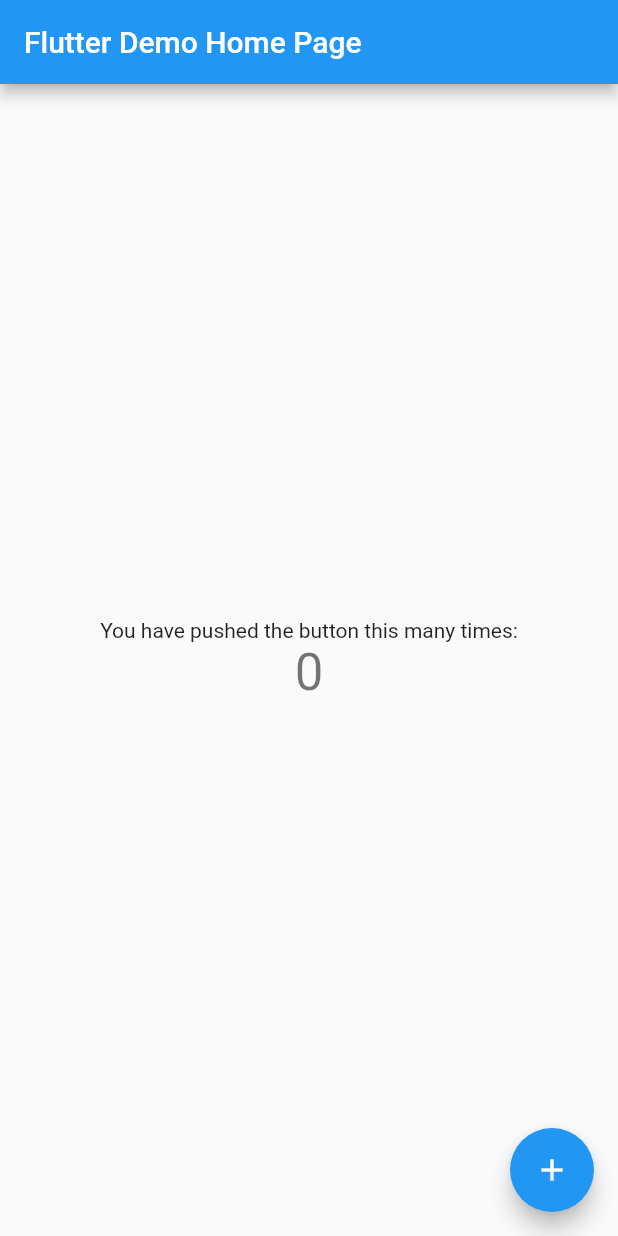
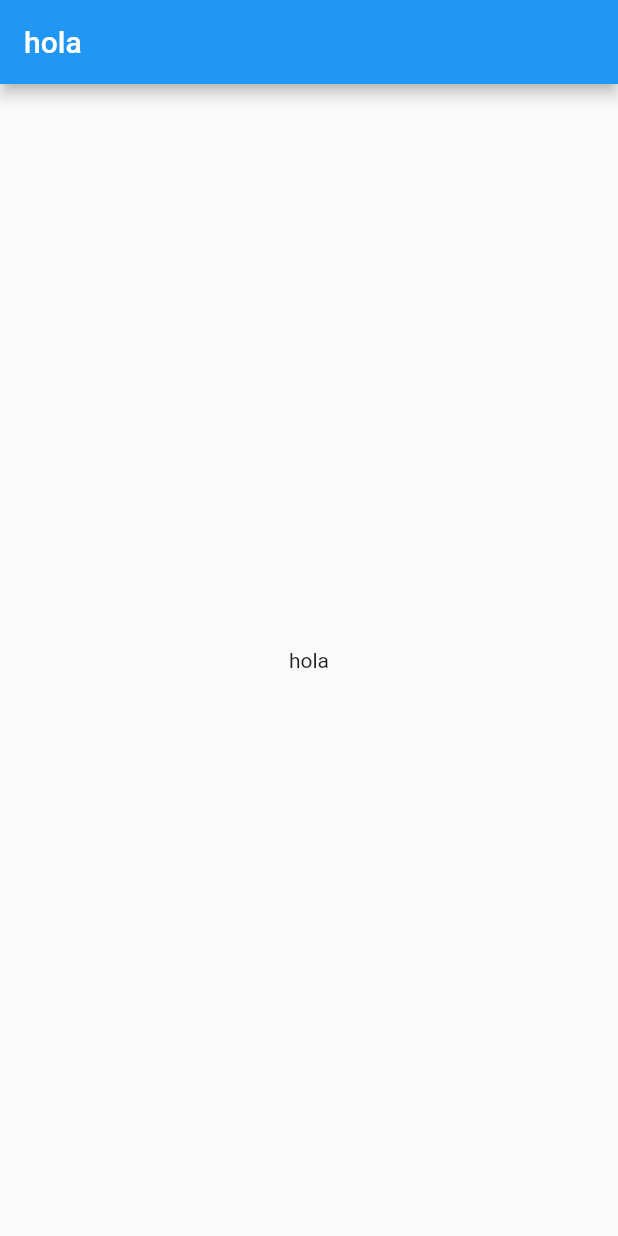
Before and after one commit to Canarygo1/examen_flutter_alejandrocruz, a Flutter app: the screen it shows after launch, on a phone screen of 412 x 824 dp. Run offline on Flutter 3.47's test engine with Material 2 defaults, Android fonts, the phone set to English and light mode, and no system bars.

Commit message:
proyecto inicial

```diff
--- /dev/null
+++ b/lib/data/remote/remote_repository.dart
@@ -0,0 +1,5 @@
+import 'package:examen_flutter_alejandrocruz/data/model/Question.dart';
+
+abstract class RemoteRepository{
+  Future<List<Question>> getQuestions(){}
+}
--- /dev/null
+++ b/lib/home_ui/home_presenter.dart
@@ -0,0 +1,9 @@
+class HomePresenter {
+  HomeView _view;
+
+  HomePresenter(this._view);
+}
+
+abstract class HomeView {
+
+}
--- /dev/null
+++ b/lib/home_ui/home_screen.dart
@@ -0,0 +1,25 @@
+import 'package:examen_flutter_alejandrocruz/home_ui/home_presenter.dart';
+import 'package:flutter/material.dart';
+
+class HomeScreen extends StatefulWidget {
+  @override
+  _HomeScreenState createState() => _HomeScreenState();
+}
+
+class _HomeScreenState extends State<HomeScreen> implements HomeView{
+  HomePresenter homePresenter;
+  @override
+  void initState() {
+    homePresenter = HomePresenter(this);
+    super.initState();
+  }
+  @override
+  Widget build(BuildContext context) {
+    return Scaffold(
+      appBar: AppBar(
+        title: Text("hola"),
+      ),
+      body: Center(child: Text("hola")),
+    );
+  }
+}
--- a/lib/main.dart
+++ b/lib/main.dart
@@ -1,111 +1,17 @@
 import 'package:flutter/material.dart';
+import 'home_ui/home_screen.dart';
 
 void main() => runApp(MyApp());
 
 class MyApp extends StatelessWidget {
-  // This widget is the root of your application.
   @override
   Widget build(BuildContext context) {
     return MaterialApp(
       title: 'Flutter Demo',
       theme: ThemeData(
-        // This is the theme of your application.
-        //
-        // Try running your application with "flutter run". You'll see the
-        // application has a blue toolbar. Then, without quitting the app, try
-        // changing the primarySwatch below to Colors.green and then invoke
-        // "hot reload" (press "r" in the console where you ran "flutter run",
-        // or simply save your changes to "hot reload" in a Flutter IDE).
-        // Notice that the counter didn't reset back to zero; the application
-        // is not restarted.
         primarySwatch: Colors.blue,
       ),
-      home: MyHomePage(title: 'Flutter Demo Home Page'),
+      home: HomeScreen(),
     );
   }
 }
-
-class MyHomePage extends StatefulWidget {
-  MyHomePage({Key key, this.title}) : super(key: key);
-
-  // This widget is the home page of your application. It is stateful, meaning
-  // that it has a State object (defined below) that contains fields that affect
-  // how it looks.
-
-  // This class is the configuration for the state. It holds the values (in this
-  // case the title) provided by the parent (in this case the App widget) and
-  // used by the build method of the State. Fields in a Widget subclass are
-  // always marked "final".
-
-  final String title;
-
-  @override
-  _MyHomePageState createState() => _MyHomePageState();
-}
-
-class _MyHomePageState extends State<MyHomePage> {
-  int _counter = 0;
-
-  void _incrementCounter() {
-    setState(() {
-      // This call to setState tells the Flutter framework that something has
-      // changed in this State, which causes it to rerun the build method below
-      // so that the display can reflect the updated values. If we changed
-      // _counter without calling setState(), then the build method would not be
-      // called again, and so nothing would appear to happen.
-      _counter++;
-    });
-  }
-
-  @override
-  Widget build(BuildContext context) {
-    // This method is rerun every time setState is called, for instance as done
-    // by the _incrementCounter method above.
-    //
-    // The Flutter framework has been optimized to make rerunning build methods
-    // fast, so that you can just rebuild anything that needs updating rather
-    // than having to individually change instances of widgets.
-    return Scaffold(
-      appBar: AppBar(
-        // Here we take the value from the MyHomePage object that was created by
-        // the App.build method, and use it to set our appbar title.
-        title: Text(widget.title),
-      ),
-      body: Center(
-        // Center is a layout widget. It takes a single child and positions it
-        // in the middle of the parent.
-        child: Column(
-          // Column is also a layout widget. It takes a list of children and
-          // arranges them vertically. By default, it sizes itself to fit its
-          // children horizontally, and tries to be as tall as its parent.
-          //
-          // Invoke "debug painting" (press "p" in the console, choose the
-          // "Toggle Debug Paint" action from the Flutter Inspector in Android
-          // Studio, or the "Toggle Debug Paint" command in Visual Studio Code)
-          // to see the wireframe for each widget.
-          //
-          // Column has various properties to control how it sizes itself and
-          // how it positions its children. Here we use mainAxisAlignment to
-          // center the children vertically; the main axis here is the vertical
-          // axis because Columns are vertical (the cross axis would be
-          // horizontal).
-          mainAxisAlignment: MainAxisAlignment.center,
-          children: <Widget>[
-            Text(
-              'You have pushed the button this many times:',
-            ),
-            Text(
-              '$_counter',
-              style: Theme.of(context).textTheme.display1,
-            ),
-          ],
-        ),
-      ),
-      floatingActionButton: FloatingActionButton(
-        onPressed: _incrementCounter,
-        tooltip: 'Increment',
-        child: Icon(Icons.add),
-      ), // This trailing comma makes auto-formatting nicer for build methods.
-    );
-  }
-}
--- a/pubspec.yaml
+++ b/pubspec.yaml
@@ -19,7 +19,9 @@ environment:
 dependencies:
   flutter:
     sdk: flutter
-
+  shared_preferences: 0.5.6+1
+  http: ^0.12.0+4
+  flutter_spinkit: "^4.1.1"
   # The following adds the Cupertino Icons font to your application.
   # Use with the CupertinoIcons class for iOS style icons.
   cupertino_icons: ^0.1.2
```
Also changed, not shown: lib/Injector.dart (added, +14 -0 lines), lib/data/model/Question.dart (added, +24 -0 lines), lib/data/remote/http_remote_repository.dart (added, +35 -0 lines), pubspec.lock, 2 other files.
